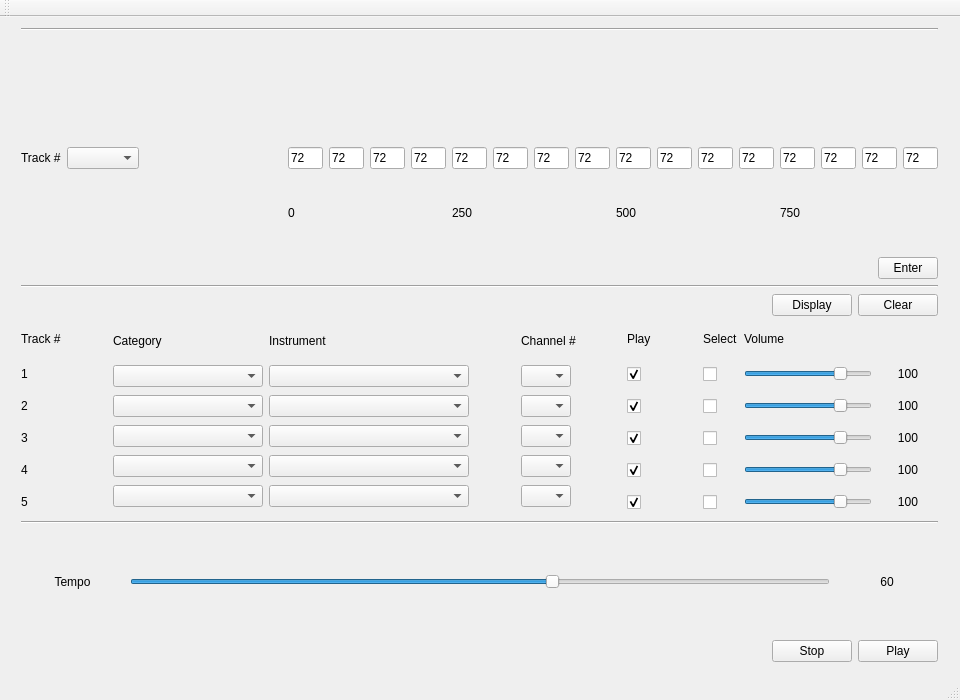
The window that mainwindow.ui (taoduo/QtSongWriter) describes before a commit, drawn with Qt 5.
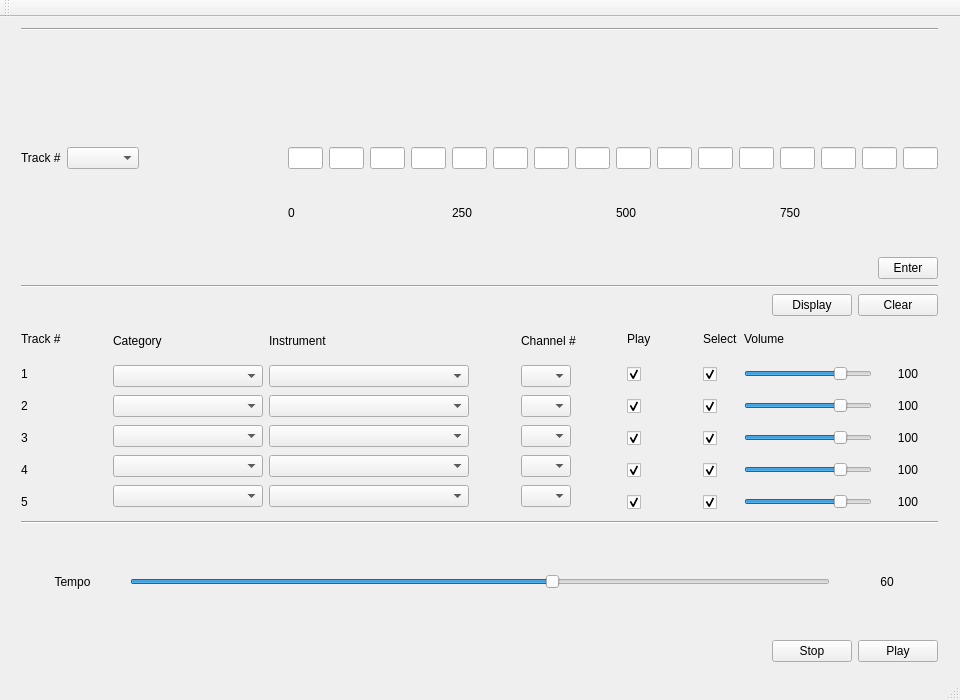
The same window after the commit.

Commit message: adjusted the initial values on UI

```diff
--- a/mainwindow.ui
+++ b/mainwindow.ui
@@ -109,7 +109,7 @@
               </size>
              </property>
              <property name="text">
-              <string>72</string>
+              <string/>
              </property>
             </widget>
            </item>
@@ -122,7 +122,7 @@
               </size>
              </property>
              <property name="text">
-              <string>72</string>
+              <string/>
              </property>
             </widget>
            </item>
@@ -135,7 +135,7 @@
               </size>
              </property>
              <property name="text">
-              <string>72</string>
+              <string/>
              </property>
             </widget>
            </item>
@@ -148,7 +148,7 @@
               </size>
              </property>
              <property name="text">
-              <string>72</string>
+              <string/>
              </property>
              <property name="clearButtonEnabled">
               <bool>false</bool>
@@ -164,7 +164,7 @@
               </size>
              </property>
              <property name="text">
-              <string>72</string>
+              <string/>
              </property>
             </widget>
            </item>
@@ -177,7 +177,7 @@
               </size>
              </property>
              <property name="text">
-              <string>72</string>
+              <string/>
              </property>
             </widget>
            </item>
@@ -190,7 +190,7 @@
               </size>
              </property>
              <property name="text">
-              <string>72</string>
+              <string/>
              </property>
             </widget>
            </item>
@@ -203,7 +203,7 @@
               </size>
              </property>
              <property name="text">
-              <string>72</string>
+              <string/>
              </property>
             </widget>
            </item>
@@ -216,7 +216,7 @@
               </size>
              </property>
              <property name="text">
-              <string>72</string>
+              <string/>
              </property>
             </widget>
            </item>
@@ -229,7 +229,7 @@
               </size>
              </property>
              <property name="text">
-              <string>72</string>
+              <string/>
              </property>
             </widget>
            </item>
@@ -242,7 +242,7 @@
               </size>
              </property>
              <property name="text">
-              <string>72</string>
+              <string/>
              </property>
             </widget>
            </item>
@@ -255,7 +255,7 @@
               </size>
              </property>
              <property name="text">
-              <string>72</string>
+              <string/>
              </property>
             </widget>
            </item>
@@ -268,7 +268,7 @@
               </size>
              </property>
              <property name="text">
-              <string>72</string>
+              <string/>
              </property>
             </widget>
            </item>
@@ -281,7 +281,7 @@
               </size>
              </property>
              <property name="text">
-              <string>72</string>
+              <string/>
              </property>
             </widget>
            </item>
@@ -294,7 +294,7 @@
               </size>
              </property>
              <property name="text">
-              <string>72</string>
+              <string/>
              </property>
             </widget>
            </item>
@@ -307,7 +307,7 @@
               </size>
              </property>
              <property name="text">
-              <string>72</string>
+              <string/>
              </property>
             </widget>
            </item>
@@ -900,6 +900,9 @@
              <property name="text">
               <string/>
              </property>
+             <property name="checked">
+              <bool>true</bool>
+             </property>
             </widget>
            </item>
            <item>
@@ -913,6 +916,9 @@
              <property name="text">
               <string/>
              </property>
+             <property name="checked">
+              <bool>true</bool>
+             </property>
             </widget>
            </item>
            <item>
@@ -926,6 +932,9 @@
              <property name="text">
               <string/>
              </property>
+             <property name="checked">
+              <bool>true</bool>
+             </property>
             </widget>
            </item>
            <item>
@@ -939,6 +948,9 @@
              <property name="text">
               <string/>
              </property>
+             <property name="checked">
+              <bool>true</bool>
+             </property>
             </widget>
            </item>
            <item>
@@ -952,6 +964,9 @@
              <property name="text">
               <string/>
              </property>
+             <property name="checked">
+              <bool>true</bool>
+             </property>
             </widget>
            </item>
           </layout>
```
